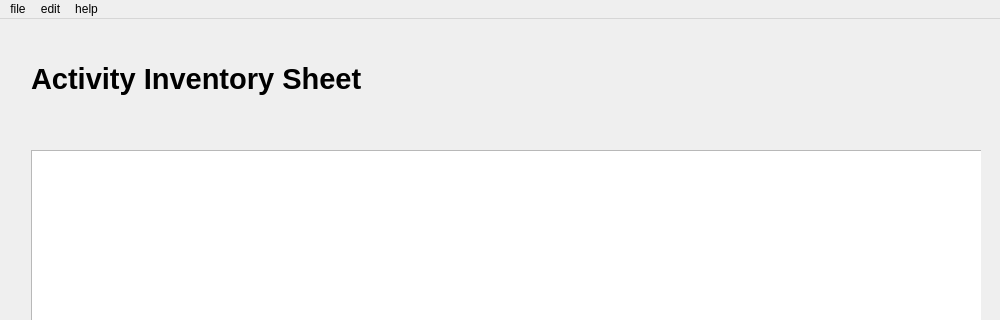
Before: the Qt Designer form src/qt/gui_activityinventorysheet.ui in dgraziotin/Pomotux, drawn with Qt 5; both pictures show x 0 to 1000 and y 0 to 320 of the 1000 by 700 pixel window.
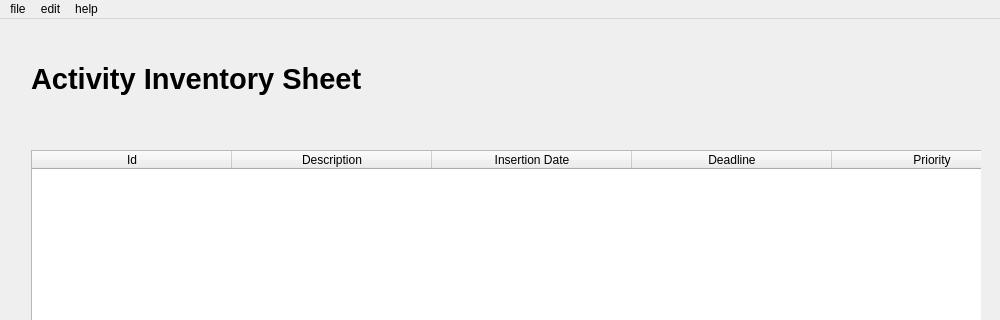
After: the same form once the commit is applied. Icons and pictures are not drawn.

Diff of the .ui file:
```diff
--- a/src/qt/gui_activityinventorysheet.ui
+++ b/src/qt/gui_activityinventorysheet.ui
@@ -65,7 +65,7 @@
         <enum>QAbstractItemView::SelectRows</enum>
        </property>
        <attribute name="horizontalHeaderVisible">
-        <bool>false</bool>
+        <bool>true</bool>
        </attribute>
        <attribute name="horizontalHeaderCascadingSectionResizes">
         <bool>true</bool>
@@ -82,6 +82,12 @@
        <attribute name="verticalHeaderMinimumSectionSize">
         <number>18</number>
        </attribute>
+       <attribute name="horizontalHeaderCascadingSectionResizes">
+        <bool>true</bool>
+       </attribute>
+       <attribute name="horizontalHeaderVisible">
+        <bool>true</bool>
+       </attribute>
        <column>
         <property name="text">
          <string>Id</string>
```
